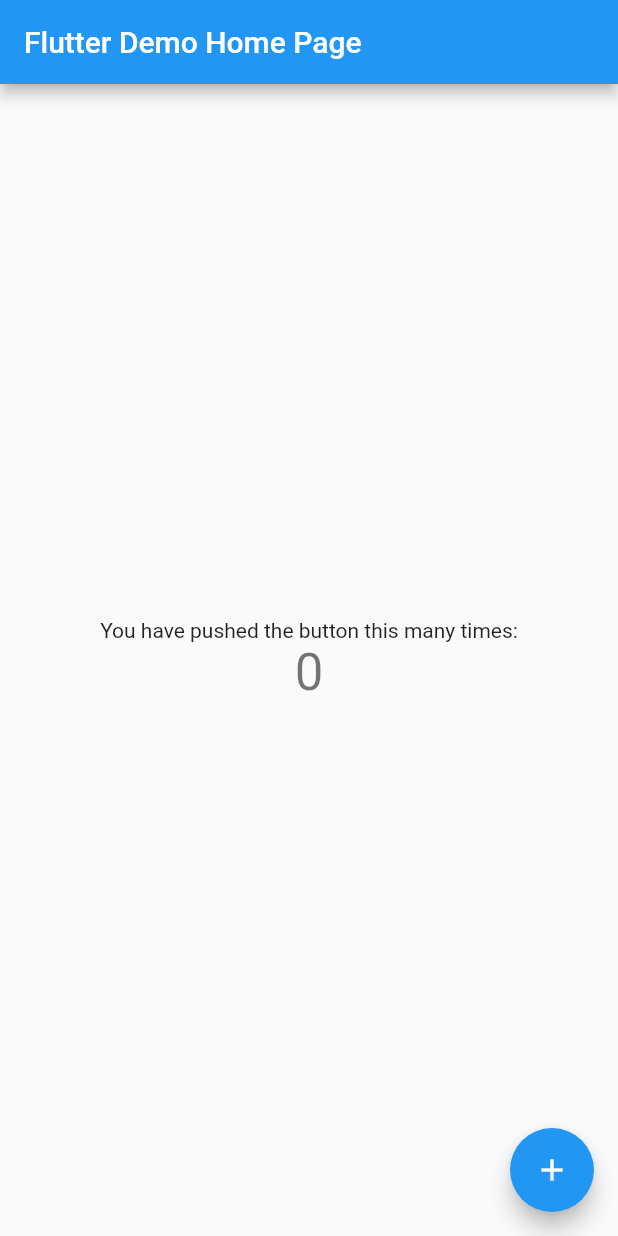
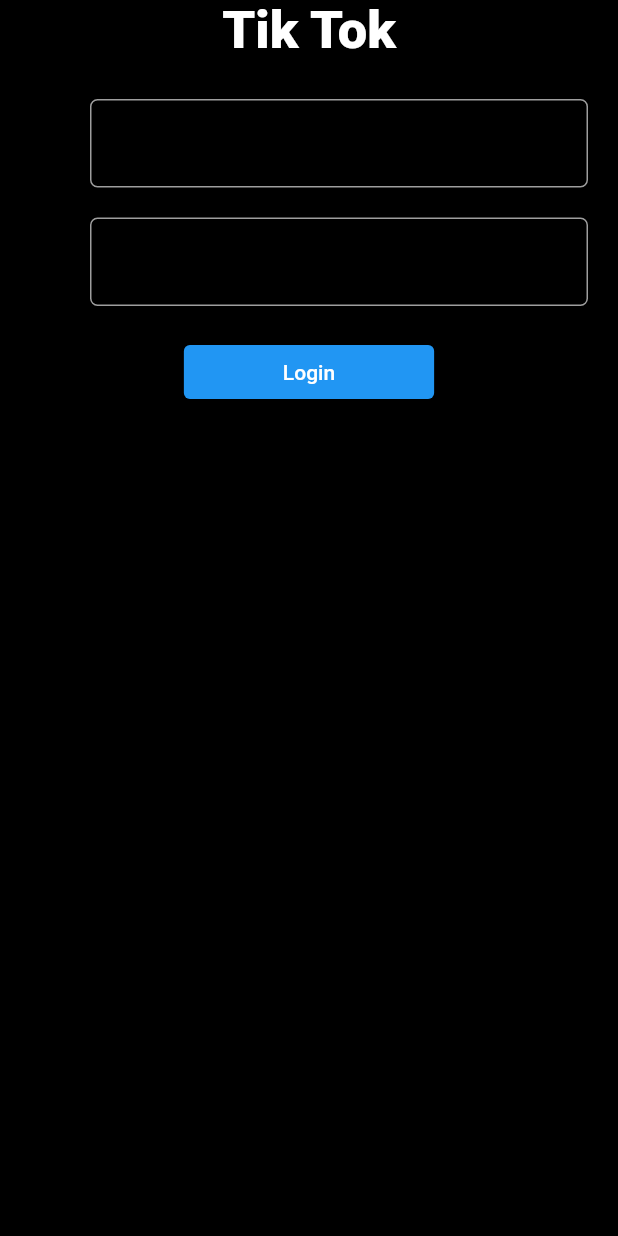
Before and after one commit to PremRai345/TikTok, a Flutter app: the screen it shows after launch, on a phone screen of 412 x 824 dp. Run offline on Flutter 3.47's test engine with Material 2 defaults, Android fonts, the phone set to English and light mode, and no system bars.

Commit message:
Login UI
Login UI is created.

```diff
--- /dev/null
+++ b/tiktok/lib/constant.dart
@@ -0,0 +1,13 @@
+import 'dart:math';
+
+import 'package:flutter/material.dart';
+
+const backgroundColor = Colors.black;
+var buttonColor = Colors.red[400];
+const borderColor = Colors.grey;
+
+getRandomColor() => [
+      Colors.blueAccent,
+      Colors.redAccent,
+      Colors.greenAccent,
+    ][Random().nextInt(3)];
--- a/tiktok/lib/main.dart
+++ b/tiktok/lib/main.dart
@@ -1,4 +1,6 @@
 import 'package:flutter/material.dart';
+import 'package:tiktok/constant.dart';
+import 'package:tiktok/view/screens/auth/login_screen.dart';
 
 void main() {
   runApp(const MyApp());
@@ -7,109 +9,13 @@ void main() {
 class MyApp extends StatelessWidget {
   const MyApp({Key? key}) : super(key: key);
 
-  // This widget is the root of your application.
   @override
   Widget build(BuildContext context) {
     return MaterialApp(
-      title: 'Flutter Demo',
-      theme: ThemeData(
-        // This is the theme of your application.
-        //
-        // Try running your application with "flutter run". You'll see the
-        // application has a blue toolbar. Then, without quitting the app, try
-        // changing the primarySwatch below to Colors.green and then invoke
-        // "hot reload" (press "r" in the console where you ran "flutter run",
-        // or simply save your changes to "hot reload" in a Flutter IDE).
-        // Notice that the counter didn't reset back to zero; the application
-        // is not restarted.
-        primarySwatch: Colors.blue,
-      ),
-      home: const MyHomePage(title: 'Flutter Demo Home Page'),
+      debugShowCheckedModeBanner: false,
+      title: 'TikTok',
+      theme: ThemeData().copyWith(scaffoldBackgroundColor: backgroundColor),
+      home: LoginScreen(),
     );
   }
 }
-
-class MyHomePage extends StatefulWidget {
-  const MyHomePage({Key? key, required this.title}) : super(key: key);
-
-  // This widget is the home page of your application. It is stateful, meaning
-  // that it has a State object (defined below) that contains fields that affect
-  // how it looks.
-
-  // This class is the configuration for the state. It holds the values (in this
-  // case the title) provided by the parent (in this case the App widget) and
-  // used by the build method of the State. Fields in a Widget subclass are
-  // always marked "final".
-
-  final String title;
-
-  @override
-  State<MyHomePage> createState() => _MyHomePageState();
-}
-
-class _MyHomePageState extends State<MyHomePage> {
-  int _counter = 0;
-
-  void _incrementCounter() {
-    setState(() {
-      // This call to setState tells the Flutter framework that something has
-      // changed in this State, which causes it to rerun the build method below
-      // so that the display can reflect the updated values. If we changed
-      // _counter without calling setState(), then the build method would not be
-      // called again, and so nothing would appear to happen.
-      _counter++;
-    });
-  }
-
-  @override
-  Widget build(BuildContext context) {
-    // This method is rerun every time setState is called, for instance as done
-    // by the _incrementCounter method above.
-    //
-    // The Flutter framework has been optimized to make rerunning build methods
-    // fast, so that you can just rebuild anything that needs updating rather
-    // than having to individually change instances of widgets.
-    return Scaffold(
-      appBar: AppBar(
-        // Here we take the value from the MyHomePage object that was created by
-        // the App.build method, and use it to set our appbar title.
-        title: Text(widget.title),
-      ),
-      body: Center(
-        // Center is a layout widget. It takes a single child and positions it
-        // in the middle of the parent.
-        child: Column(
-          // Column is also a layout widget. It takes a list of children and
-          // arranges them vertically. By default, it sizes itself to fit its
-          // children horizontally, and tries to be as tall as its parent.
-          //
-          // Invoke "debug painting" (press "p" in the console, choose the
-          // "Toggle Debug Paint" action from the Flutter Inspector in Android
-          // Studio, or the "Toggle Debug Paint" command in Visual Studio Code)
-          // to see the wireframe for each widget.
-          //
-          // Column has various properties to control how it sizes itself and
-          // how it positions its children. Here we use mainAxisAlignment to
-          // center the children vertically; the main axis here is the vertical
-          // axis because Columns are vertical (the cross axis would be
-          // horizontal).
-          mainAxisAlignment: MainAxisAlignment.center,
-          children: <Widget>[
-            const Text(
-              'You have pushed the button this many times:',
-            ),
-            Text(
-              '$_counter',
-              style: Theme.of(context).textTheme.headline4,
-            ),
-          ],
-        ),
-      ),
-      floatingActionButton: FloatingActionButton(
-        onPressed: _incrementCounter,
-        tooltip: 'Increment',
-        child: const Icon(Icons.add),
-      ), // This trailing comma makes auto-formatting nicer for build methods.
-    );
-  }
-}
--- /dev/null
+++ b/tiktok/lib/view/screens/auth/login_screen.dart
@@ -0,0 +1,56 @@
+import 'package:flutter/material.dart';
+import 'package:tiktok/view/widgets/gitch.dart';
+
+import 'package:tiktok/view/widgets/text_input.dart';
+
+class LoginScreen extends StatelessWidget {
+  LoginScreen({Key? key}) : super(key: key);
+  TextEditingController _emailController = new TextEditingController();
+  TextEditingController _passwordController = new TextEditingController();
+
+  @override
+  Widget build(BuildContext context) {
+    return Scaffold(
+      body: Container(
+        alignment: Alignment.center,
+        child: Column(
+          children: [
+            GlithEffect(
+              child: const Text("Tik Tok",
+                  style: TextStyle(
+                      fontSize: 35,
+                      fontWeight: FontWeight.w900,
+                      color: Colors.white)),
+            ),
+            const SizedBox(height: 25),
+            Container(
+              margin: const EdgeInsets.symmetric(horizontal: 20),
+              child: TextInputField(
+                myIcon: Icons.email_outlined,
+                controller: _emailController,
+                myLabelText: "Email",
+              ),
+            ),
+            const SizedBox(height: 20),
+            Container(
+              margin: const EdgeInsets.symmetric(horizontal: 20),
+              child: TextInputField(
+                myIcon: Icons.lock_outlined,
+                controller: _passwordController,
+                myLabelText: "Password",
+                toHide: true,
+              ),
+            ),
+            SizedBox(height: 20),
+            ElevatedButton(
+              onPressed: () {},
+              child: Container(
+                  padding: EdgeInsets.symmetric(horizontal: 50, vertical: 10),
+                  child: Text("Login")),
+            ),
+          ],
+        ),
+      ),
+    );
+  }
+}
--- /dev/null
+++ b/tiktok/lib/view/widgets/gitch.dart
@@ -0,0 +1,190 @@
+import 'dart:async';
+import 'dart:math' as math;
+
+import 'package:flutter/material.dart';
+import 'package:tiktok/constant.dart';
+
+class GlithEffect extends StatefulWidget {
+  GlithEffect({required this.child});
+
+  final Widget child;
+
+  @override
+  _GlithEffectState createState() => _GlithEffectState();
+}
+
+class _GlithEffectState extends State<GlithEffect>
+    with SingleTickerProviderStateMixin {
+  late GlitchController _controller;
+  late Timer _timer;
+
+  @override
+  void initState() {
+    _controller = GlitchController(
+      duration: Duration(
+        milliseconds: 400,
+      ),
+    );
+
+    _timer = Timer.periodic(
+      Duration(seconds: 3),
+      (_) {
+        _controller
+          ..reset()
+          ..forward();
+      },
+    );
+    super.initState();
+  }
+
+  @override
+  void dispose() {
+    super.dispose();
+    _timer.cancel();
+    _controller.dispose();
+  }
+
+  @override
+  Widget build(BuildContext context) {
+    return AnimatedBuilder(
+        animation: _controller,
+        builder: (_, __) {
+          var color = getRandomColor().withOpacity(0.5);
+          if (!_controller.isAnimating) {
+            return widget.child;
+          }
+          return Stack(
+            children: [
+              if (random.nextBool()) _clipedChild,
+              Transform.translate(
+                offset: randomOffset,
+                child: ShaderMask(
+                  shaderCallback: (Rect bounds) {
+                    return LinearGradient(
+                      colors: <Color>[
+                        color,
+                        color,
+                      ],
+                    ).createShader(bounds);
+                  },
+                  blendMode: BlendMode.srcATop,
+                  child: _clipedChild,
+                ),
+              ),
+            ],
+          );
+        });
+  }
+
+  Offset get randomOffset => Offset(
+        (random.nextInt(10) - 5).toDouble(),
+        (random.nextInt(10) - 5).toDouble(),
+      );
+  Widget get _clipedChild => ClipPath(
+        clipper: GlitchClipper(),
+        child: widget.child,
+      );
+}
+
+var random = math.Random();
+
+class GlitchClipper extends CustomClipper<Path> {
+  final deltaMax = 15;
+  final min = 3;
+
+  @override
+  getClip(Size size) {
+    var path = Path();
+    var y = randomStep;
+    while (y < size.height) {
+      var yRandom = randomStep;
+      var x = randomStep;
+
+      while (x < size.width) {
+        var xRandom = randomStep;
+        path.addRect(
+          Rect.fromPoints(
+            Offset(x, y.toDouble()),
+            Offset(x + xRandom, y + yRandom),
+          ),
+        );
+        x += randomStep * 2;
+      }
+      y += yRandom;
+    }
+
+    path.close();
+    return path;
+  }
+
+  double get randomStep => min + random.nextInt(deltaMax).toDouble();
+
+  @override
+  bool shouldReclip(covariant CustomClipper oldClipper) => true;
+}
+
+class GlitchController extends Animation<int>
+    with
+        AnimationEagerListenerMixin,
+        AnimationLocalListenersMixin,
+        AnimationLocalStatusListenersMixin {
+  GlitchController({
+    required this.duration,
+  });
+
+  late Duration duration;
+  late List<Timer> _timers = [];
+  late bool isAnimating = false;
+
+  forward() {
+    isAnimating = true;
+    var oneStep = (duration.inMicroseconds / 3).round();
+    _status = AnimationStatus.forward;
+    _timers = [
+      Timer(
+        Duration(microseconds: oneStep),
+        () => setValue(1),
+      ),
+      Timer(
+        Duration(microseconds: oneStep * 2),
+        () => setValue(2),
+      ),
+      Timer(
+        Duration(microseconds: oneStep * 3),
+        () => setValue(3),
+      ),
+      Timer(
+        Duration(microseconds: oneStep * 4),
+        () {
+          _status = AnimationStatus.completed;
+          isAnimating = false;
+          notifyListeners();
+        },
+      ),
+    ];
+  }
+
+  setValue(value) {
+    _value = value;
+    notifyListeners();
+  }
+
+  reset() {
+    _status = AnimationStatus.dismissed;
+    _value = 0;
+  }
+
+  @override
+  void dispose() {
+    _timers.forEach((timer) => timer.cancel());
+    super.dispose();
+  }
+
+  @override
+  AnimationStatus get status => _status;
+  late AnimationStatus _status;
+
+  @override
+  int get value => _value;
+  late int _value;
+}
--- /dev/null
+++ b/tiktok/lib/view/widgets/text_input.dart
@@ -0,0 +1,40 @@
+import 'package:flutter/material.dart';
+import 'package:tiktok/constant.dart';
+
+class TextInputField extends StatelessWidget {
+  // final - Jab Aapko Pata ho ki ye ab change nahi hoga - const But Widgets/Methods Ke Liye
+  final TextEditingController controller;
+  final IconData myIcon;
+  final String myLabelText;
+  final bool toHide;
+  TextInputField({
+    Key? key,
+    required this.controller,
+    required this.myIcon,
+    required this.myLabelText,
+    this.toHide = false,
+  }) : super(key: key);
+
+  @override
+  Widget build(BuildContext context) {
+    return TextField(
+      obscureText: toHide,
+      controller: controller,
+      decoration: InputDecoration(
+        icon: Icon(myIcon),
+        labelText: myLabelText,
+        enabledBorder: OutlineInputBorder(
+            borderRadius: BorderRadius.circular(5),
+            borderSide: const BorderSide(
+              color: borderColor,
+            )),
+        focusedBorder: OutlineInputBorder(
+          borderRadius: BorderRadius.circular(5),
+          borderSide: const BorderSide(
+            color: borderColor,
+          ),
+        ),
+      ),
+    );
+  }
+}
```
Also changed, not shown: 8 other files.
